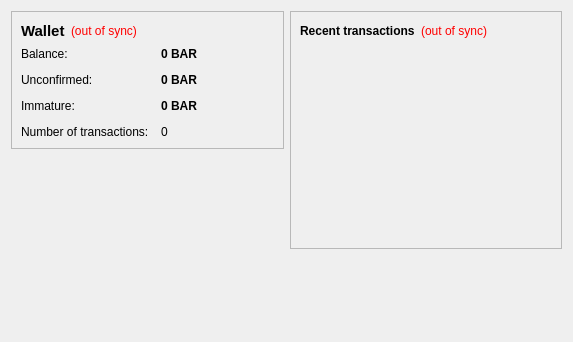
Old version of the form src/qt/forms/overviewpage.ui in the repository pleasecoin/pls.
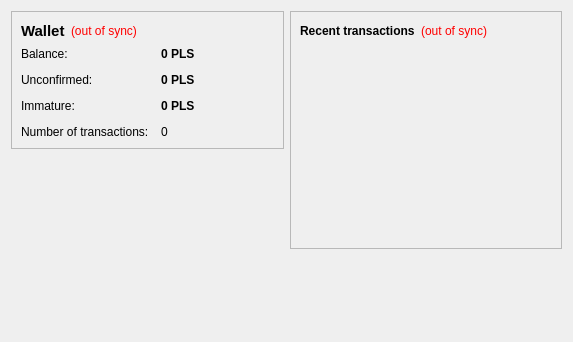
New version of the form.

Diff of the .ui file:
```diff
--- a/src/qt/forms/overviewpage.ui
+++ b/src/qt/forms/overviewpage.ui
@@ -105,7 +105,7 @@
              <string>Your current balance</string>
             </property>
             <property name="text">
-             <string notr="true">0 BAR</string>
+             <string notr="true">0 PLS</string>
             </property>
             <property name="textInteractionFlags">
              <set>Qt::LinksAccessibleByMouse|Qt::TextSelectableByKeyboard|Qt::TextSelectableByMouse</set>
@@ -134,7 +134,7 @@
              <string>Total of transactions that have yet to be confirmed, and do not yet count toward the current balance</string>
             </property>
             <property name="text">
-             <string notr="true">0 BAR</string>
+             <string notr="true">0 PLS</string>
             </property>
             <property name="textInteractionFlags">
              <set>Qt::LinksAccessibleByMouse|Qt::TextSelectableByKeyboard|Qt::TextSelectableByMouse</set>
@@ -177,7 +177,7 @@
              <string>Mined balance that has not yet matured</string>
             </property>
             <property name="text">
-             <string notr="true">0 BAR</string>
+             <string notr="true">0 PLS</string>
             </property>
             <property name="textInteractionFlags">
              <set>Qt::LinksAccessibleByMouse|Qt::TextSelectableByKeyboard|Qt::TextSelectableByMouse</set>
```
Left out of the diff: 4 changed lines with no effect on the pictures.
